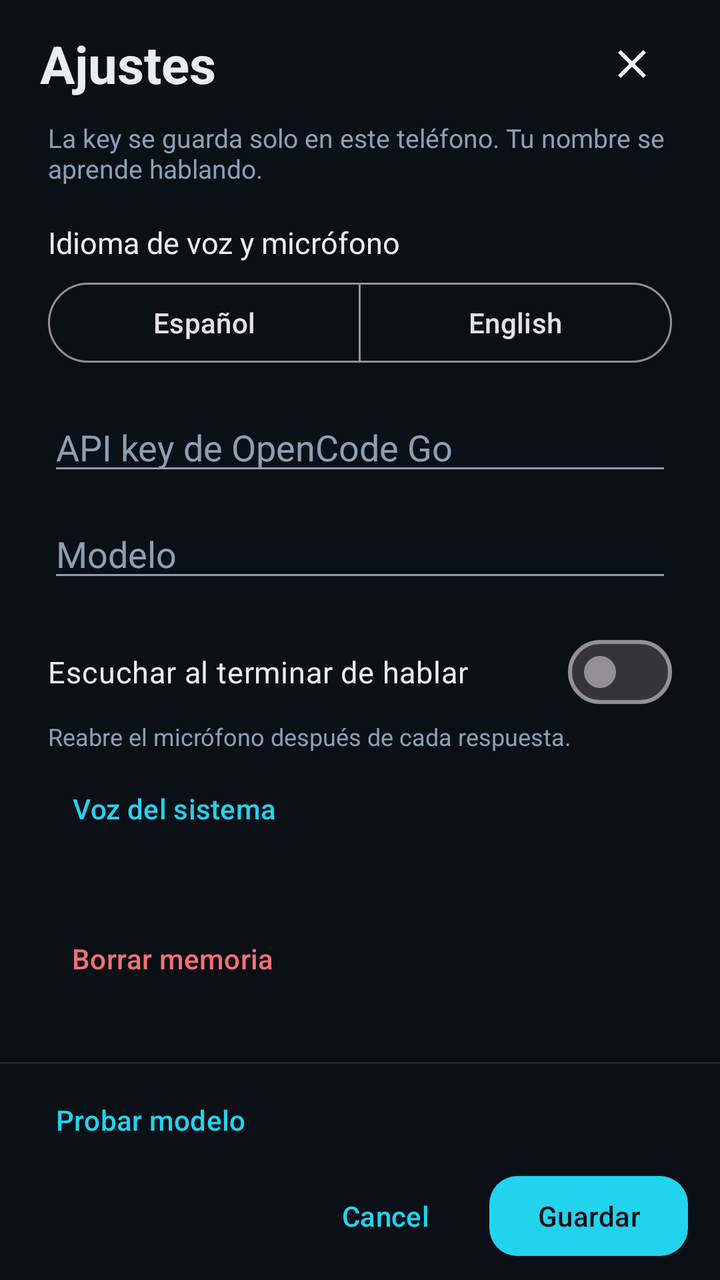
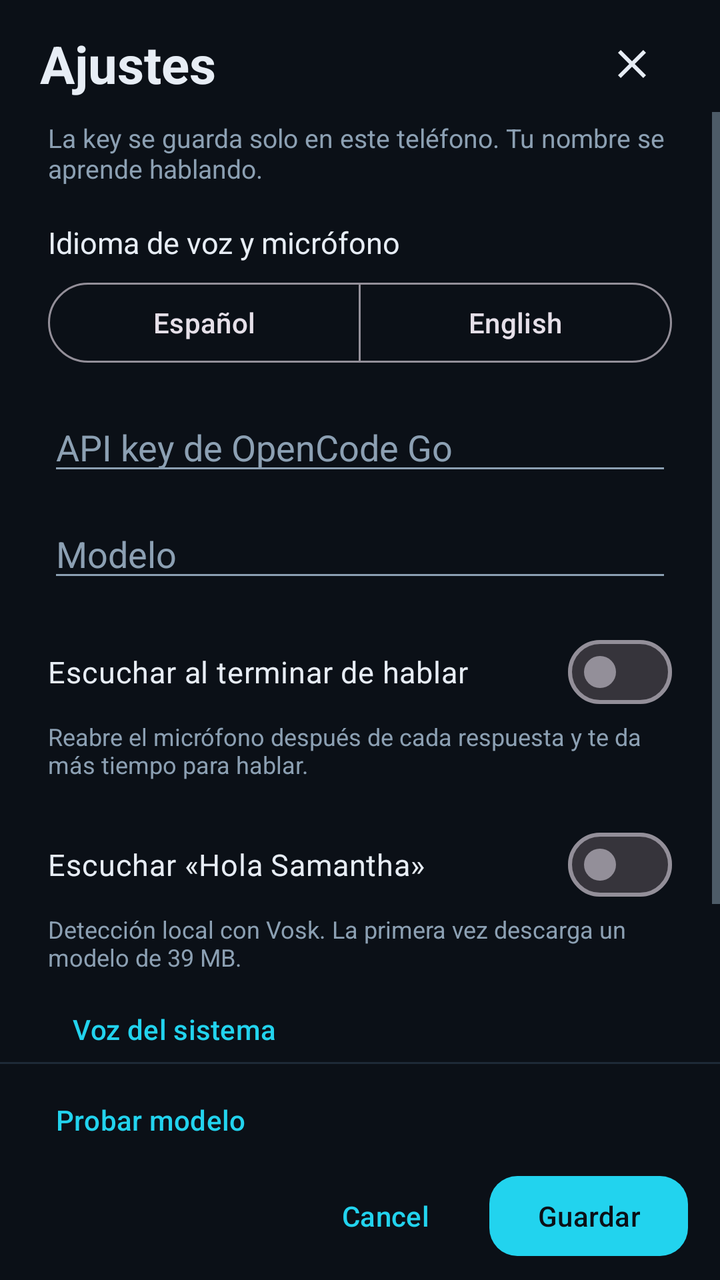

Before-and-after screenshots of an Android layout around one commit, followed by the original layout XML and the change that was made.
<!-- AndroidManifest.xml: application theme Theme.SamanthApp -->
<!-- res/layout/dialog_settings.xml -->
<?xml version="1.0" encoding="utf-8"?>
<LinearLayout xmlns:android="http://schemas.android.com/apk/res/android"
    xmlns:app="http://schemas.android.com/apk/res-auto"
    android:layout_width="match_parent"
    android:layout_height="match_parent"
    android:background="@color/bg"
    android:orientation="vertical">

    <LinearLayout
        android:layout_width="match_parent"
        android:layout_height="wrap_content"
        android:gravity="center_vertical"
        android:orientation="horizontal"
        android:paddingHorizontal="20dp"
        android:paddingTop="8dp">

        <TextView
            android:layout_width="0dp"
            android:layout_height="wrap_content"
            android:layout_weight="1"
            android:text="@string/settings_title"
            android:textColor="@color/text"
            android:textSize="26sp"
            android:textStyle="bold" />

        <ImageButton
            android:id="@+id/closeSettings"
            android:layout_width="48dp"
            android:layout_height="48dp"
            android:background="?attr/selectableItemBackgroundBorderless"
            android:contentDescription="@string/settings_close"
            android:padding="12dp"
            android:src="@drawable/ic_close"
            android:tint="@color/text" />

    </LinearLayout>

    <ScrollView
        android:layout_width="match_parent"
        android:layout_height="0dp"
        android:layout_weight="1"
        android:fillViewport="true">

        <LinearLayout
            android:layout_width="match_parent"
            android:layout_height="wrap_content"
            android:orientation="vertical"
            android:paddingHorizontal="24dp"
            android:paddingTop="4dp"
            android:paddingBottom="12dp">

            <TextView
                android:id="@+id/settingsHint"
                android:layout_width="match_parent"
                android:layout_height="wrap_content"
                android:text="@string/settings_hint"
                android:textColor="@color/text_muted"
                android:textSize="13sp" />

            <TextView
                android:layout_width="match_parent"
                android:layout_height="wrap_content"
                android:layout_marginTop="18dp"
                android:text="@string/settings_language"
                android:textColor="@color/text"
                android:textSize="15sp" />

            <com.google.android.material.button.MaterialButtonToggleGroup
                android:id="@+id/languageGroup"
                android:layout_width="match_parent"
                android:layout_height="wrap_content"
                android:layout_marginTop="6dp"
                app:selectionRequired="true"
                app:singleSelection="true">

                <com.google.android.material.button.MaterialButton
                    android:id="@+id/languageEs"
                    style="@style/Widget.Material3.Button.OutlinedButton"
                    android:layout_width="0dp"
                    android:layout_height="wrap_content"
                    android:layout_weight="1"
                    android:text="@string/language_es" />

                <com.google.android.material.button.MaterialButton
                    android:id="@+id/languageEn"
                    style="@style/Widget.Material3.Button.OutlinedButton"
                    android:layout_width="0dp"
                    android:layout_height="wrap_content"
                    android:layout_weight="1"
                    android:text="@string/language_en" />

            </com.google.android.material.button.MaterialButtonToggleGroup>

            <EditText
                android:id="@+id/keyInput"
                android:layout_width="match_parent"
                android:layout_height="wrap_content"
                android:layout_marginTop="16dp"
                android:autofillHints=""
                android:hint="@string/settings_api"
                android:importantForAutofill="no"
                android:inputType="textPassword"
                android:maxLines="1"
                android:textColor="@color/text"
                android:textColorHint="@color/text_muted" />

            <EditText
                android:id="@+id/modelInput"
                android:layout_width="match_parent"
                android:layout_height="wrap_content"
                android:layout_marginTop="12dp"
                android:autofillHints=""
                android:hint="@string/settings_model"
                android:importantForAutofill="no"
                android:inputType="text"
                android:maxLines="1"
                android:textColor="@color/text"
                android:textColorHint="@color/text_muted" />

            <com.google.android.material.materialswitch.MaterialSwitch
                android:id="@+id/autoListenSwitch"
                android:layout_width="match_parent"
                android:layout_height="wrap_content"
                android:layout_marginTop="16dp"
                android:text="@string/settings_auto_listen"
                android:textColor="@color/text"
                android:textSize="15sp" />

            <TextView
                android:id="@+id/autoListenHint"
                android:layout_width="match_parent"
                android:layout_height="wrap_content"
                android:text="@string/settings_auto_listen_hint"
                android:textColor="@color/text_muted"
                android:textSize="12sp" />

            <com.google.android.material.button.MaterialButton
                android:id="@+id/voiceButton"
                style="@style/Widget.Material3.Button.TextButton"
                android:layout_width="wrap_content"
                android:layout_height="wrap_content"
                android:layout_marginTop="4dp"
                android:text="@string/settings_voice" />

            <TextView
                android:id="@+id/memoryInfo"
                android:layout_width="match_parent"
                android:layout_height="wrap_content"
                android:layout_marginTop="8dp"
                android:textColor="@color/text"
                android:textSize="14sp" />

            <com.google.android.material.button.MaterialButton
                android:id="@+id/clearMemoryButton"
                style="@style/Widget.Material3.Button.TextButton"
                android:layout_width="wrap_content"
                android:layout_height="wrap_content"
                android:text="@string/settings_clear_memory"
                android:textColor="@color/red"
                app:iconTint="@color/red" />

        </LinearLayout>

    </ScrollView>

    <View
        android:layout_width="match_parent"
        android:layout_height="1dp"
        android:background="#1E2A37" />

    <LinearLayout
        android:layout_width="match_parent"
        android:layout_height="wrap_content"
        android:orientation="vertical"
        android:paddingHorizontal="16dp"
        android:paddingTop="4dp"
        android:paddingBottom="8dp">

        <LinearLayout
            android:layout_width="match_parent"
            android:layout_height="wrap_content"
            android:orientation="horizontal">

            <com.google.android.material.button.MaterialButton
                android:id="@+id/testModelButton"
                style="@style/Widget.Material3.Button.TextButton"
                android:layout_width="wrap_content"
                android:layout_height="wrap_content"
                android:text="@string/settings_test_model" />

        </LinearLayout>

        <LinearLayout
            android:layout_width="match_parent"
            android:layout_height="wrap_content"
            android:gravity="end|center_vertical"
            android:orientation="horizontal">

            <com.google.android.material.button.MaterialButton
                android:id="@+id/cancelButton"
                style="@style/Widget.Material3.Button.TextButton"
                android:layout_width="wrap_content"
                android:layout_height="wrap_content"
                android:text="@android:string/cancel" />

            <com.google.android.material.button.MaterialButton
                android:id="@+id/saveButton"
                android:layout_width="wrap_content"
                android:layout_height="wrap_content"
                android:layout_marginStart="8dp"
                android:text="@string/settings_save"
                android:textColor="@color/bg"
                app:backgroundTint="@color/cyan"
                app:cornerRadius="14dp" />

        </LinearLayout>

    </LinearLayout>

</LinearLayout>
<!-- resources referenced by this layout -->
<resources>
  <color name="bg">#0B1017</color>
  <color name="cyan">#22D3EE</color>
  <color name="red">#F87171</color>
  <color name="text">#E7EDF5</color>
  <color name="text_muted">#8CA0B3</color>
  <!-- drawable ic_close (drawable) -->
  <?xml version="1.0" encoding="utf-8"?>
  <vector xmlns:android="http://schemas.android.com/apk/res/android"
      android:width="24dp"
      android:height="24dp"
      android:viewportWidth="24"
      android:viewportHeight="24">
      <path
          android:fillColor="#E7EDF5"
          android:pathData="M19,6.41L17.59,5 12,10.59 6.41,5 5,6.41 10.59,12 5,17.59 6.41,19 12,13.41 17.59,19 19,17.59 13.41,12z" />
  </vector>
  <string name="language_en">English</string>
  <string name="language_es">Español</string>
  <string name="settings_api">API key de OpenCode Go</string>
  <string name="settings_auto_listen">Escuchar al terminar de hablar</string>
  <string name="settings_auto_listen_hint">Reabre el micrófono después de cada respuesta.</string>
  <string name="settings_clear_memory">Borrar memoria</string>
  <string name="settings_close">Cerrar</string>
  <string name="settings_hint">La key se guarda solo en este teléfono. Tu nombre se aprende hablando.</string>
  <string name="settings_language">Idioma de voz y micrófono</string>
  <string name="settings_model">Modelo</string>
  <string name="settings_save">Guardar</string>
  <string name="settings_test_model">Probar modelo</string>
  <string name="settings_title">Ajustes</string>
  <string name="settings_voice">Voz del sistema</string>
  <style name="Theme.SamanthApp" parent="Theme.Material3.Dark.NoActionBar">
          <item name="colorPrimary">@color/cyan</item>
          <item name="colorOnPrimary">@color/bg</item>
          <item name="colorSecondary">@color/cyan</item>
          <item name="android:windowBackground">@color/bg</item>
          <item name="android:statusBarColor">@android:color/transparent</item>
          <item name="android:navigationBarColor">@android:color/transparent</item>
          <item name="android:windowLightStatusBar">false</item>
          <item name="android:textColorPrimary">@color/text</item>
          <item name="android:textColorSecondary">@color/text_muted</item>
      </style>
</resources>

<!-- the commit's change to res/layout/dialog_settings.xml (unified diff, before → after) -->
@@ -134,6 +134,83 @@
                 android:textColor="@color/text_muted"
                 android:textSize="12sp" />
 
+            <com.google.android.material.materialswitch.MaterialSwitch
+                android:id="@+id/wakeWordSwitch"
+                android:layout_width="match_parent"
+                android:layout_height="wrap_content"
+                android:layout_marginTop="18dp"
+                android:text="@string/settings_wake_word"
+                android:textColor="@color/text"
+                android:textSize="15sp" />
+
+            <TextView
+                android:id="@+id/wakeWordHint"
+                android:layout_width="match_parent"
+                android:layout_height="wrap_content"
+                android:text="@string/settings_wake_word_hint"
+                android:textColor="@color/text_muted"
+                android:textSize="12sp" />
+
+            <LinearLayout
+                android:id="@+id/wakeWordOptions"
+                android:layout_width="match_parent"
+                android:layout_height="wrap_content"
+                android:layout_marginTop="6dp"
+                android:orientation="vertical"
+                android:visibility="gone">
+
+                <TextView
+                    android:layout_width="match_parent"
+                    android:layout_height="wrap_content"
+                    android:text="@string/settings_wake_mode"
+                    android:textColor="@color/text"
+                    android:textSize="14sp" />
+
+                <com.google.android.material.button.MaterialButtonToggleGroup
+                    android:id="@+id/wakeModeGroup"
+                    android:layout_width="match_parent"
+                    android:layout_height="wrap_content"
+                    android:layout_marginTop="4dp"
+                    app:selectionRequired="true"
+                    app:singleSelection="true">
+
+                    <com.google.android.material.button.MaterialButton
+                        android:id="@+id/wakeModeForeground"
+                        style="@style/Widget.Material3.Button.OutlinedButton"
+                        android:layout_width="0dp"
+                        android:layout_height="wrap_content"
+                        android:layout_weight="1"
+                        android:text="@string/settings_wake_foreground" />
+
+                    <com.google.android.material.button.MaterialButton
+                        android:id="@+id/wakeModeBackground"
+                        style="@style/Widget.Material3.Button.OutlinedButton"
+                        android:layout_width="0dp"
+                        android:layout_height="wrap_content"
+                        android:layout_weight="1"
+                        android:text="@string/settings_wake_background" />
+
+                </com.google.android.material.button.MaterialButtonToggleGroup>
+
+                <TextView
+                    android:id="@+id/wakeModeHint"
+                    android:layout_width="match_parent"
+                    android:layout_height="wrap_content"
+                    android:text="@string/settings_wake_mode_hint"
+                    android:textColor="@color/text_muted"
+                    android:textSize="12sp" />
+
+                <TextView
+                    android:id="@+id/wakeModelStatus"
+                    android:layout_width="match_parent"
+                    android:layout_height="wrap_content"
+                    android:layout_marginTop="4dp"
+                    android:text="@string/settings_wake_model_missing"
+                    android:textColor="@color/cyan"
+                    android:textSize="12sp" />
+
+            </LinearLayout>
+
             <com.google.android.material.button.MaterialButton
                 android:id="@+id/voiceButton"
                 style="@style/Widget.Material3.Button.TextButton"
<!-- resource entries referenced after the edit -->
@@ -20,7 +20,7 @@
   <string name="language_es">Español</string>
   <string name="settings_api">API key de OpenCode Go</string>
   <string name="settings_auto_listen">Escuchar al terminar de hablar</string>
-  <string name="settings_auto_listen_hint">Reabre el micrófono después de cada respuesta.</string>
+  <string name="settings_auto_listen_hint">Reabre el micrófono después de cada respuesta y te da más tiempo para hablar.</string>
   <string name="settings_clear_memory">Borrar memoria</string>
   <string name="settings_close">Cerrar</string>
   <string name="settings_hint">La key se guarda solo en este teléfono. Tu nombre se aprende hablando.</string>
@@ -30,6 +30,13 @@
   <string name="settings_test_model">Probar modelo</string>
   <string name="settings_title">Ajustes</string>
   <string name="settings_voice">Voz del sistema</string>
+  <string name="settings_wake_background">Segundo plano</string>
+  <string name="settings_wake_foreground">App abierta</string>
+  <string name="settings_wake_mode">Modo de escucha</string>
+  <string name="settings_wake_mode_hint">App abierta: escucha solo mientras ves el orbe. Segundo plano: servicio con notificación permanente y más consumo de batería; si Android no permite abrir la app sola, toca el aviso «Te escucho».</string>
+  <string name="settings_wake_model_missing">El modelo de 39 MB se descargará al guardar.</string>
+  <string name="settings_wake_word">Escuchar «Hola Samantha»</string>
+  <string name="settings_wake_word_hint">Detección local con Vosk. La primera vez descarga un modelo de 39 MB.</string>
   <style name="Theme.SamanthApp" parent="Theme.Material3.Dark.NoActionBar">
           <item name="colorPrimary">@color/cyan</item>
           <item name="colorOnPrimary">@color/bg</item>
